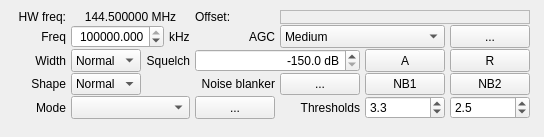
The window that src/qtgui/dockrxopt.ui (shawnj007/gqrx-touch) describes before a commit, drawn with Qt 5.
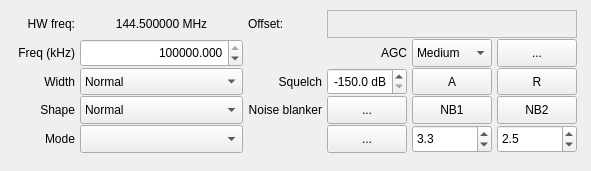
The same window after the commit. Icons and pictures are not drawn. Custom widgets are drawn as their Qt base class.

Commit message: Form sizes reduction

What changed in the file:
```diff
--- a/src/qtgui/dockrxopt.ui
+++ b/src/qtgui/dockrxopt.ui
@@ -6,8 +6,8 @@
    <rect>
     <x>0</x>
     <y>0</y>
-    <width>400</width>
-    <height>125</height>
+    <width>591</width>
+    <height>171</height>
    </rect>
   </property>
   <property name="sizePolicy">
@@ -18,8 +18,8 @@
   </property>
   <property name="minimumSize">
    <size>
-    <width>400</width>
-    <height>125</height>
+    <width>591</width>
+    <height>171</height>
    </size>
   </property>
   <property name="maximumSize">
@@ -50,7 +50,7 @@
    </property>
    <layout class="QVBoxLayout" name="verticalLayout">
     <item>
-     <widget class="QFrame" name="">
+     <widget class="QFrame" name="frame">
       <property name="sizePolicy">
        <sizepolicy hsizetype="MinimumExpanding" vsizetype="MinimumExpanding">
         <horstretch>0</horstretch>
@@ -104,8 +104,8 @@
          </property>
         </widget>
        </item>
-       <item row="5" column="5">
-        <widget class="QLabel" name="nb2Label">
+       <item row="5" column="4">
+        <widget class="QDoubleSpinBox" name="nb1Threshold">
          <property name="sizePolicy">
           <sizepolicy hsizetype="Preferred" vsizetype="MinimumExpanding">
            <horstretch>0</horstretch>
@@ -117,58 +117,21 @@
            <width>0</width>
            <height>0</height>
           </size>
-         </property>
-         <property name="text">
-          <string>Thresholds</string>
-         </property>
-         <property name="alignment">
-          <set>Qt::AlignRight|Qt::AlignTrailing|Qt::AlignVCenter</set>
-         </property>
-        </widget>
-       </item>
-       <item row="3" column="4" colspan="2">
-        <widget class="QDoubleSpinBox" name="sqlSpinBox">
-         <property name="sizePolicy">
-          <sizepolicy hsizetype="Preferred" vsizetype="MinimumExpanding">
-           <horstretch>0</horstretch>
-           <verstretch>0</verstretch>
-          </sizepolicy>
-         </property>
-         <property name="minimumSize">
-          <size>
-           <width>0</width>
-           <height>0</height>
-          </size>
-         </property>
-         <property name="toolTip">
-          <string>Squelch level in dB below full scale</string>
-         </property>
-         <property name="accessibleName">
-          <string>Squelch</string>
-         </property>
-         <property name="alignment">
-          <set>Qt::AlignRight|Qt::AlignTrailing|Qt::AlignVCenter</set>
-         </property>
-         <property name="accelerated">
-          <bool>true</bool>
-         </property>
-         <property name="suffix">
-          <string> dB</string>
          </property>
          <property name="decimals">
           <number>1</number>
          </property>
          <property name="minimum">
-          <double>-150.000000000000000</double>
+          <double>1.000000000000000</double>
          </property>
          <property name="maximum">
-          <double>0.000000000000000</double>
+          <double>20.000000000000000</double>
          </property>
          <property name="singleStep">
           <double>1.000000000000000</double>
          </property>
          <property name="value">
-          <double>-150.000000000000000</double>
+          <double>3.300000000000000</double>
          </property>
         </widget>
        </item>
@@ -251,8 +214,8 @@
          </item>
         </widget>
        </item>
-       <item row="0" column="4">
-        <widget class="QLabel" name="rxFreqLabel_2">
+       <item row="2" column="3">
+        <widget class="QLabel" name="agcLabel">
          <property name="sizePolicy">
           <sizepolicy hsizetype="Preferred" vsizetype="MinimumExpanding">
            <horstretch>0</horstretch>
@@ -269,50 +232,10 @@
           <string>The frequency of the hardware (not including LNB)</string>
          </property>
          <property name="text">
-          <string>Offset:</string>
+          <string>AGC</string>
          </property>
          <property name="alignment">
-          <set>Qt::AlignLeading|Qt::AlignLeft|Qt::AlignVCenter</set>
-         </property>
-        </widget>
-       </item>
-       <item row="4" column="6">
-        <widget class="QPushButton" name="nb1Button">
-         <property name="enabled">
-          <bool>true</bool>
-         </property>
-         <property name="sizePolicy">
-          <sizepolicy hsizetype="Preferred" vsizetype="MinimumExpanding">
-           <horstretch>0</horstretch>
-           <verstretch>0</verstretch>
-          </sizepolicy>
-         </property>
-         <property name="minimumSize">
-          <size>
-           <width>0</width>
-           <height>0</height>
-          </size>
-         </property>
-         <property name="maximumSize">
-          <size>
-           <width>16777215</width>
-           <height>16777215</height>
-          </size>
-         </property>
-         <property name="toolTip">
-          <string>Noise blanker for static type noise</string>
-         </property>
-         <property name="whatsThis">
-          <string/>
-         </property>
-         <property name="accessibleName">
-          <string>Noise blanker 1</string>
-         </property>
-         <property name="text">
-          <string>NB1</string>
-         </property>
-         <property name="checkable">
-          <bool>true</bool>
+          <set>Qt::AlignRight|Qt::AlignTrailing|Qt::AlignVCenter</set>
          </property>
         </widget>
        </item>
@@ -356,8 +279,8 @@
          </item>
         </widget>
        </item>
-       <item row="4" column="2" colspan="3">
-        <widget class="QLabel" name="label_10">
+       <item row="3" column="3">
+        <widget class="QDoubleSpinBox" name="sqlSpinBox">
          <property name="sizePolicy">
           <sizepolicy hsizetype="Preferred" vsizetype="MinimumExpanding">
            <horstretch>0</horstretch>
@@ -373,11 +296,72 @@
          <property name="toolTip">
           <string>Noise blanker settings</string>
          </property>
-         <property name="text">
-          <string>Noise blanker</string>
+         <property name="accessibleName">
+          <string>Squelch</string>
          </property>
          <property name="alignment">
           <set>Qt::AlignRight|Qt::AlignTrailing|Qt::AlignVCenter</set>
+         </property>
+         <property name="accelerated">
+          <bool>true</bool>
+         </property>
+         <property name="suffix">
+          <string> dB</string>
+         </property>
+         <property name="decimals">
+          <number>1</number>
+         </property>
+         <property name="minimum">
+          <double>-150.000000000000000</double>
+         </property>
+         <property name="maximum">
+          <double>0.000000000000000</double>
+         </property>
+         <property name="singleStep">
+          <double>1.000000000000000</double>
+         </property>
+         <property name="value">
+          <double>-150.000000000000000</double>
+         </property>
+        </widget>
+       </item>
+       <item row="2" column="5">
+        <widget class="QPushButton" name="agcButton">
+         <property name="sizePolicy">
+          <sizepolicy hsizetype="Preferred" vsizetype="MinimumExpanding">
+           <horstretch>0</horstretch>
+           <verstretch>0</verstretch>
+          </sizepolicy>
+         </property>
+         <property name="minimumSize">
+          <size>
+           <width>0</width>
+           <height>0</height>
+          </size>
+         </property>
+         <property name="maximumSize">
+          <size>
+           <width>16777215</width>
+           <height>16777215</height>
+          </size>
+         </property>
+         <property name="toolTip">
+          <string>AGC options</string>
+         </property>
+         <property name="accessibleName">
+          <string>AGC options</string>
+         </property>
+         <property name="text">
+          <string>...</string>
+         </property>
+         <property name="iconSize">
+          <size>
+           <width>16</width>
+           <height>16</height>
+          </size>
+         </property>
+         <property name="checked">
+          <bool>false</bool>
          </property>
         </widget>
        </item>
@@ -406,7 +390,336 @@
          </property>
         </widget>
        </item>
-       <item row="4" column="7">
+       <item row="5" column="5">
+        <widget class="QDoubleSpinBox" name="nb2Threshold">
+         <property name="sizePolicy">
+          <sizepolicy hsizetype="Preferred" vsizetype="MinimumExpanding">
+           <horstretch>0</horstretch>
+           <verstretch>0</verstretch>
+          </sizepolicy>
+         </property>
+         <property name="minimumSize">
+          <size>
+           <width>0</width>
+           <height>0</height>
+          </size>
+         </property>
+         <property name="decimals">
+          <number>1</number>
+         </property>
+         <property name="maximum">
+          <double>15.000000000000000</double>
+         </property>
+         <property name="singleStep">
+          <double>0.100000000000000</double>
+         </property>
+         <property name="value">
+          <double>2.500000000000000</double>
+         </property>
+        </widget>
+       </item>
+       <item row="3" column="5">
+        <widget class="QPushButton" name="resetSquelchButton">
+         <property name="sizePolicy">
+          <sizepolicy hsizetype="Preferred" vsizetype="MinimumExpanding">
+           <horstretch>0</horstretch>
+           <verstretch>0</verstretch>
+          </sizepolicy>
+         </property>
+         <property name="minimumSize">
+          <size>
+           <width>0</width>
+           <height>0</height>
+          </size>
+         </property>
+         <property name="maximumSize">
+          <size>
+           <width>16777215</width>
+           <height>16777215</height>
+          </size>
+         </property>
+         <property name="toolTip">
+          <string>Reset squelch to its default value</string>
+         </property>
+         <property name="accessibleName">
+          <string>Auto squelch</string>
+         </property>
+         <property name="text">
+          <string>R</string>
+         </property>
+         <property name="iconSize">
+          <size>
+           <width>16</width>
+           <height>16</height>
+          </size>
+         </property>
+        </widget>
+       </item>
+       <item row="3" column="0">
+        <widget class="QLabel" name="filterLabel">
+         <property name="sizePolicy">
+          <sizepolicy hsizetype="Preferred" vsizetype="MinimumExpanding">
+           <horstretch>0</horstretch>
+           <verstretch>0</verstretch>
+          </sizepolicy>
+         </property>
+         <property name="minimumSize">
+          <size>
+           <width>0</width>
+           <height>0</height>
+          </size>
+         </property>
+         <property name="layoutDirection">
+          <enum>Qt::LeftToRight</enum>
+         </property>
+         <property name="text">
+          <string>Width</string>
+         </property>
+         <property name="alignment">
+          <set>Qt::AlignRight|Qt::AlignTrailing|Qt::AlignVCenter</set>
+         </property>
+        </widget>
+       </item>
+       <item row="4" column="2">
+        <widget class="QLabel" name="label_10">
+         <property name="sizePolicy">
+          <sizepolicy hsizetype="Preferred" vsizetype="MinimumExpanding">
+           <horstretch>0</horstretch>
+           <verstretch>0</verstretch>
+          </sizepolicy>
+         </property>
+         <property name="minimumSize">
+          <size>
+           <width>0</width>
+           <height>0</height>
+          </size>
+         </property>
+         <property name="toolTip">
+          <string>Noise blanker settings</string>
+         </property>
+         <property name="text">
+          <string>Noise blanker</string>
+         </property>
+         <property name="alignment">
+          <set>Qt::AlignRight|Qt::AlignTrailing|Qt::AlignVCenter</set>
+         </property>
+        </widget>
+       </item>
+       <item row="3" column="2">
+        <widget class="QLabel" name="sqlLabel">
+         <property name="sizePolicy">
+          <sizepolicy hsizetype="Preferred" vsizetype="MinimumExpanding">
+           <horstretch>0</horstretch>
+           <verstretch>0</verstretch>
+          </sizepolicy>
+         </property>
+         <property name="minimumSize">
+          <size>
+           <width>0</width>
+           <height>0</height>
+          </size>
+         </property>
+         <property name="toolTip">
+          <string>Squelch level in dB below full scale</string>
+         </property>
+         <property name="text">
+          <string>Squelch</string>
+         </property>
+         <property name="alignment">
+          <set>Qt::AlignRight|Qt::AlignTrailing|Qt::AlignVCenter</set>
+         </property>
+        </widget>
+       </item>
+       <item row="4" column="4">
+        <widget class="QPushButton" name="nb1Button">
+         <property name="enabled">
+          <bool>true</bool>
+         </property>
+         <property name="sizePolicy">
+          <sizepolicy hsizetype="Preferred" vsizetype="MinimumExpanding">
+           <horstretch>0</horstretch>
+           <verstretch>0</verstretch>
+          </sizepolicy>
+         </property>
+         <property name="minimumSize">
+          <size>
+           <width>0</width>
+           <height>0</height>
+          </size>
+         </property>
+         <property name="maximumSize">
+          <size>
+           <width>16777215</width>
+           <height>16777215</height>
+          </size>
+         </property>
+         <property name="toolTip">
+          <string>Noise blanker for static type noise</string>
+         </property>
+         <property name="whatsThis">
+          <string/>
+         </property>
+         <property name="accessibleName">
+          <string>Noise blanker 1</string>
+         </property>
+         <property name="text">
+          <string>NB1</string>
+         </property>
+         <property name="checkable">
+          <bool>true</bool>
+         </property>
+        </widget>
+       </item>
+       <item row="4" column="3">
+        <widget class="QPushButton" name="nbOptButton">
+         <property name="sizePolicy">
+          <sizepolicy hsizetype="Preferred" vsizetype="MinimumExpanding">
+           <horstretch>0</horstretch>
+           <verstretch>0</verstretch>
+          </sizepolicy>
+         </property>
+         <property name="minimumSize">
+          <size>
+           <width>0</width>
+           <height>0</height>
+          </size>
+         </property>
+         <property name="maximumSize">
+          <size>
+           <width>16777215</width>
+           <height>16777215</height>
+          </size>
+         </property>
+         <property name="toolTip">
+          <string>Noise blanker options</string>
+         </property>
+         <property name="whatsThis">
+          <string>Noise blanker options</string>
+         </property>
+         <property name="accessibleName">
+          <string>Noise blanker options</string>
+         </property>
+         <property name="text">
+          <string>...</string>
+         </property>
+        </widget>
+       </item>
+       <item row="2" column="0">
+        <widget class="QLabel" name="label_11">
+         <property name="sizePolicy">
+          <sizepolicy hsizetype="Preferred" vsizetype="MinimumExpanding">
+           <horstretch>0</horstretch>
+           <verstretch>0</verstretch>
+          </sizepolicy>
+         </property>
+         <property name="minimumSize">
+          <size>
+           <width>0</width>
+           <height>0</height>
+          </size>
+         </property>
+         <property name="text">
+          <string>Freq (kHz)</string>
+         </property>
+         <property name="alignment">
+          <set>Qt::AlignRight|Qt::AlignTrailing|Qt::AlignVCenter</set>
+         </property>
+        </widget>
+       </item>
+       <item row="2" column="4">
+        <widget class="QComboBox" name="agcPresetCombo">
+         <property name="enabled">
+          <bool>true</bool>
+         </property>
+         <property name="sizePolicy">
+          <sizepolicy hsizetype="Preferred" vsizetype="MinimumExpanding">
+           <horstretch>0</horstretch>
+           <verstretch>0</verstretch>
+          </sizepolicy>
+         </property>
+         <property name="minimumSize">
+          <size>
+           <width>0</width>
+           <height>0</height>
+          </size>
+         </property>
+         <property name="toolTip">
+          <string>AGC presets</string>
+         </property>
+         <property name="accessibleName">
+          <string>AGC</string>
+         </property>
+         <property name="currentIndex">
+          <number>1</number>
+         </property>
+         <item>
+          <property name="text">
+           <string>Fast</string>
+          </property>
+         </item>
+         <item>
+          <property name="text">
+           <string>Medium</string>
+          </property>
+         </item>
+         <item>
+          <property name="text">
+           <string>Slow</string>
+          </property>
+         </item>
+         <item>
+          <property name="text">
+           <string>User</string>
+          </property>
+         </item>
+         <item>
+          <property name="text">
+           <string>Off</string>
+          </property>
+         </item>
+        </widget>
+       </item>
+       <item row="5" column="3">
+        <widget class="QPushButton" name="modeButton">
+         <property name="sizePolicy">
+          <sizepolicy hsizetype="Preferred" vsizetype="MinimumExpanding">
+           <horstretch>0</horstretch>
+           <verstretch>0</verstretch>
+          </sizepolicy>
+         </property>
+         <property name="minimumSize">
+          <size>
+           <width>0</width>
+           <height>0</height>
+          </size>
+         </property>
+         <property name="maximumSize">
+          <size>
+           <width>16777215</width>
+           <height>16777215</height>
+          </size>
+         </property>
+         <property name="toolTip">
+          <string>Demodulator options</string>
+         </property>
+         <property name="accessibleName">
+          <string>Mode options</string>
+         </property>
+         <property name="text">
+          <string>...</string>
+         </property>
+         <property name="iconSize">
+          <size>
+           <width>16</width>
+           <height>16</height>
+          </size>
+         </property>
+         <property name="checked">
+          <bool>false</bool>
+         </property>
+        </widget>
+       </item>
+       <item row="4" column="5">
         <widget class="QPushButton" name="nb2Button">
          <property name="enabled">
           <bool>true</bool>
@@ -446,7 +759,38 @@
          </property>
         </widget>
        </item>
-       <item row="2" column="1" colspan="2">
+       <item row="3" column="4">
+        <widget class="QPushButton" name="autoSquelchButton">
+         <property name="sizePolicy">
+          <sizepolicy hsizetype="Preferred" vsizetype="MinimumExpanding">
+           <horstretch>0</horstretch>
+           <verstretch>0</verstretch>
+          </sizepolicy>
+         </property>
+         <property name="minimumSize">
+          <size>
+           <width>0</width>
+           <height>0</height>
+          </size>
+         </property>
+         <property name="toolTip">
+          <string>Set squelch to the current signal or noise level</string>
+         </property>
+         <property name="accessibleName">
+          <string>Auto squelch</string>
+         </property>
+         <property name="text">
+          <string>A</string>
+         </property>
+         <property name="iconSize">
+          <size>
+           <width>16</width>
+           <height>16</height>
+          </size>
+         </property>
+        </widget>
+       </item>
+       <item row="2" column="1">
         <widget class="QDoubleSpinBox" name="freqSpinBox">
          <property name="sizePolicy">
           <sizepolicy hsizetype="Preferred" vsizetype="MinimumExpanding">
@@ -483,7 +827,88 @@
          </property>
         </widget>
        </item>
-       <item row="0" column="5" colspan="3">
+       <item row="0" column="1">
+        <widget class="QLabel" name="hwFreq">
+         <property name="sizePolicy">
+          <sizepolicy hsizetype="MinimumExpanding" vsizetype="MinimumExpanding">
+           <horstretch>0</horstretch>
+           <verstretch>0</verstretch>
+          </sizepolicy>
+         </property>
+         <property name="minimumSize">
+          <size>
+           <width>0</width>
+           <height>0</height>
+          </size>
+         </property>
+         <property name="toolTip">
+          <string>The frequency of the hardware (not including LNB)</string>
+         </property>
+         <property name="text">
+          <string>144.500000 MHz</string>
+         </property>
+         <property name="alignment">
+          <set>Qt::AlignCenter</set>
+         </property>
+        </widget>
+       </item>
+       <item row="5" column="1">
+        <widget class="QComboBox" name="modeSelector">
+         <property name="sizePolicy">
+          <sizepolicy hsizetype="Preferred" vsizetype="MinimumExpanding">
+           <horstretch>0</horstretch>
+           <verstretch>0</verstretch>
+          </sizepolicy>
+         </property>
+         <property name="minimumSize">
+          <size>
+           <width>0</width>
+           <height>0</height>
+          </size>
+         </property>
+         <property name="toolTip">
+          <string>Demodulator type (mode)</string>
+         </property>
+         <property name="statusTip">
+          <string>Demodulator type (mode)</string>
+         </property>
+         <property name="accessibleName">
+          <string>Mode</string>
+         </property>
+         <property name="currentIndex">
+          <number>-1</number>
+         </property>
+         <property name="maxVisibleItems">
+          <number>30</number>
+         </property>
+        </widget>
+       </item>
+       <item row="0" column="2">
+        <widget class="QLabel" name="rxFreqLabel_2">
+         <property name="sizePolicy">
+          <sizepolicy hsizetype="Preferred" vsizetype="MinimumExpanding">
+           <horstretch>0</horstretch>
+           <verstretch>0</verstretch>
+          </sizepolicy>
+         </property>
+         <property name="minimumSize">
+          <size>
+           <width>0</width>
+           <height>0</height>
+          </size>
+         </property>
+         <property name="toolTip">
+          <string>The frequency of the hardware (not including LNB)</string>
+         </property>
+         <property name="text">
+          <string>Offset:</string>
+         </property>
+         <property name="alignment">
+          <set>Qt::AlignLeading|Qt::AlignLeft|Qt::AlignVCenter</set>
+         </property>
+        </widget>
+       </item>
+       <item row="0" column="3" colspan="3">
         <widget class="CFreqCtrl" name="filterFreq">
          <property name="sizePolicy">
           <sizepolicy hsizetype="MinimumExpanding" vsizetype="MinimumExpanding">
@@ -518,475 +943,6 @@
          </property>
         </widget>
        </item>
-       <item row="5" column="1" colspan="3">
-        <widget class="QComboBox" name="modeSelector">
-         <property name="sizePolicy">
-          <sizepolicy hsizetype="Preferred" vsizetype="MinimumExpanding">
-           <horstretch>0</horstretch>
-           <verstretch>0</verstretch>
-          </sizepolicy>
-         </property>
-         <property name="minimumSize">
-          <size>
-           <width>0</width>
-           <height>0</height>
-          </size>
-         </property>
-         <property name="toolTip">
-          <string>Demodulator type (mode)</string>
-         </property>
-         <property name="statusTip">
-          <string>Demodulator type (mode)</string>
-         </property>
-         <property name="accessibleName">
-          <string>Mode</string>
-         </property>
-         <property name="currentIndex">
-          <number>-1</number>
-         </property>
-         <property name="maxVisibleItems">
-          <number>30</number>
-         </property>
-        </widget>
-       </item>
-       <item row="5" column="6">
-        <widget class="QDoubleSpinBox" name="nb1Threshold">
-         <property name="sizePolicy">
-          <sizepolicy hsizetype="Preferred" vsizetype="MinimumExpanding">
-           <horstretch>0</horstretch>
-           <verstretch>0</verstretch>
-          </sizepolicy>
-         </property>
-         <property name="minimumSize">
-          <size>
-           <width>0</width>
-           <height>0</height>
-          </size>
-         </property>
-         <property name="decimals">
-          <number>1</number>
-         </property>
-         <property name="minimum">
-          <double>1.000000000000000</double>
-         </property>
-         <property name="maximum">
-          <double>20.000000000000000</double>
-         </property>
-         <property name="singleStep">
-          <double>0.100000000000000</double>
-         </property>
-         <property name="value">
-          <double>3.300000000000000</double>
-         </property>
-        </widget>
-       </item>
-       <item row="3" column="6">
-        <widget class="QPushButton" name="autoSquelchButton">
-         <property name="sizePolicy">
-          <sizepolicy hsizetype="Preferred" vsizetype="MinimumExpanding">
-           <horstretch>0</horstretch>
-           <verstretch>0</verstretch>
-          </sizepolicy>
-         </property>
-         <property name="minimumSize">
-          <size>
-           <width>0</width>
-           <height>0</height>
-          </size>
-         </property>
-         <property name="maximumSize">
-          <size>
-           <width>16777215</width>
-           <height>16777215</height>
-          </size>
-         </property>
-         <property name="toolTip">
-          <string>Set squelch to the current signal or noise level</string>
-         </property>
-         <property name="accessibleName">
-          <string>Auto squelch</string>
-         </property>
-         <property name="text">
-          <string>A</string>
-         </property>
-         <property name="iconSize">
-          <size>
-           <width>16</width>
-           <height>16</height>
-          </size>
-         </property>
-        </widget>
-       </item>
-       <item row="2" column="4">
-        <widget class="QLabel" name="agcLabel">
-         <property name="sizePolicy">
-          <sizepolicy hsizetype="Preferred" vsizetype="MinimumExpanding">
-           <horstretch>0</horstretch>
-           <verstretch>0</verstretch>
-          </sizepolicy>
-         </property>
-         <property name="minimumSize">
-          <size>
-           <width>0</width>
-           <height>0</height>
-          </size>
-         </property>
-         <property name="text">
-          <string>AGC</string>
-         </property>
-         <property name="alignment">
-          <set>Qt::AlignRight|Qt::AlignTrailing|Qt::AlignVCenter</set>
-         </property>
-        </widget>
-       </item>
-       <item row="3" column="7">
-        <widget class="QPushButton" name="resetSquelchButton">
-         <property name="sizePolicy">
-          <sizepolicy hsizetype="Preferred" vsizetype="MinimumExpanding">
-           <horstretch>0</horstretch>
-           <verstretch>0</verstretch>
-          </sizepolicy>
-         </property>
-         <property name="minimumSize">
-          <size>
-           <width>0</width>
-           <height>0</height>
-          </size>
-         </property>
-         <property name="maximumSize">
-          <size>
-           <width>16777215</width>
-           <height>16777215</height>
-          </size>
-         </property>
-         <property name="toolTip">
-          <string>Reset squelch to its default value</string>
-         </property>
-         <property name="accessibleName">
-          <string>Auto squelch</string>
-         </property>
-         <property name="text">
-          <string>R</string>
-         </property>
-         <property name="iconSize">
-          <size>
-           <width>16</width>
-           <height>16</height>
-          </size>
-         </property>
-        </widget>
-       </item>
-       <item row="5" column="4">
-        <widget class="QPushButton" name="modeButton">
-         <property name="sizePolicy">
-          <sizepolicy hsizetype="Preferred" vsizetype="MinimumExpanding">
-           <horstretch>0</horstretch>
-           <verstretch>0</verstretch>
-          </sizepolicy>
-         </property>
-         <property name="minimumSize">
-          <size>
-           <width>0</width>
-           <height>0</height>
-          </size>
-         </property>
-         <property name="maximumSize">
-          <size>
-           <width>16777215</width>
-           <height>16777215</height>
-          </size>
-         </property>
-         <property name="toolTip">
-          <string>Demodulator options</string>
-         </property>
-         <property name="accessibleName">
-          <string>Mode options</string>
-         </property>
-         <property name="text">
-          <string>...</string>
-         </property>
-         <property name="iconSize">
-          <size>
-           <width>16</width>
-           <height>16</height>
-          </size>
-         </property>
-         <property name="checked">
-          <bool>false</bool>
-         </property>
-        </widget>
-       </item>
-       <item row="2" column="5" colspan="2">
-        <widget class="QComboBox" name="agcPresetCombo">
-         <property name="enabled">
-          <bool>true</bool>
-         </property>
-         <property name="sizePolicy">
-          <sizepolicy hsizetype="Preferred" vsizetype="MinimumExpanding">
-           <horstretch>0</horstretch>
-           <verstretch>0</verstretch>
-          </sizepolicy>
-         </property>
-         <property name="minimumSize">
-          <size>
-           <width>0</width>
-           <height>0</height>
-          </size>
-         </property>
-         <property name="toolTip">
-          <string>AGC presets</string>
-         </property>
-         <property name="accessibleName">
-          <string>AGC</string>
-         </property>
-         <property name="currentIndex">
-          <number>1</number>
-         </property>
-         <item>
-          <property name="text">
-           <string>Fast</string>
-          </property>
-         </item>
-         <item>
-          <property name="text">
-           <string>Medium</string>
-          </property>
-         </item>
-         <item>
-          <property name="text">
-           <string>Slow</string>
-          </property>
-         </item>
-         <item>
-          <property name="text">
-           <string>User</string>
-          </property>
-         </item>
-         <item>
-          <property name="text">
-           <string>Off</string>
-          </property>
-         </item>
-        </widget>
-       </item>
-       <item row="3" column="0">
-        <widget class="QLabel" name="filterLabel">
-         <property name="sizePolicy">
-          <sizepolicy hsizetype="Preferred" vsizetype="MinimumExpanding">
-           <horstretch>0</horstretch>
-           <verstretch>0</verstretch>
-          </sizepolicy>
-         </property>
-         <property name="minimumSize">
-          <size>
-           <width>0</width>
-           <height>0</height>
-          </size>
-         </property>
-         <property name="layoutDirection">
-          <enum>Qt::LeftToRight</enum>
-         </property>
-         <property name="text">
-          <string>Width</string>
-         </property>
-         <property name="alignment">
-          <set>Qt::AlignRight|Qt::AlignTrailing|Qt::AlignVCenter</set>
-         </property>
-        </widget>
-       </item>
-       <item row="2" column="7">
-        <widget class="QPushButton" name="agcButton">
-         <property name="sizePolicy">
-          <sizepolicy hsizetype="Preferred" vsizetype="MinimumExpanding">
-           <horstretch>0</horstretch>
-           <verstretch>0</verstretch>
-          </sizepolicy>
-         </property>
-         <property name="minimumSize">
-          <size>
-           <width>0</width>
-           <height>0</height>
-          </size>
-         </property>
-         <property name="maximumSize">
-          <size>
-           <width>16777215</width>
-           <height>16777215</height>
-          </size>
-         </property>
-         <property name="toolTip">
-          <string>AGC options</string>
-         </property>
-         <property name="accessibleName">
-          <string>AGC options</string>
-         </property>
-         <property name="text">
-          <string>...</string>
-         </property>
-         <property name="iconSize">
-          <size>
-           <width>16</width>
-           <height>16</height>
-          </size>
-         </property>
-         <property name="checked">
-          <bool>false</bool>
-         </property>
-        </widget>
-       </item>
-       <item row="4" column="5">
-        <widget class="QPushButton" name="nbOptButton">
-         <property name="sizePolicy">
-          <sizepolicy hsizetype="Preferred" vsizetype="MinimumExpanding">
-           <horstretch>0</horstretch>
-           <verstretch>0</verstretch>
-          </sizepolicy>
-         </property>
-         <property name="minimumSize">
-          <size>
-           <width>0</width>
-           <height>0</height>
-          </size>
-         </property>
-         <property name="maximumSize">
-          <size>
-           <width>16777215</width>
-           <height>16777215</height>
-          </size>
-         </property>
-         <property name="toolTip">
-          <string>Noise blanker options</string>
-         </property>
-         <property name="whatsThis">
-          <string>Noise blanker options</string>
-         </property>
-         <property name="accessibleName">
-          <string>Noise blanker options</string>
-         </property>
-         <property name="text">
-          <string>...</string>
-         </property>
-        </widget>
-       </item>
-       <item row="0" column="1" colspan="3">
-        <widget class="QLabel" name="hwFreq">
-         <property name="sizePolicy">
-          <sizepolicy hsizetype="MinimumExpanding" vsizetype="MinimumExpanding">
-           <horstretch>0</horstretch>
-           <verstretch>0</verstretch>
-          </sizepolicy>
-         </property>
-         <property name="minimumSize">
-          <size>
-           <width>0</width>
-           <height>0</height>
-          </size>
-         </property>
-         <property name="toolTip">
-          <string>The frequency of the hardware (not including LNB)</string>
-         </property>
-         <property name="text">
-          <string>144.500000 MHz</string>
-         </property>
-         <property name="alignment">
-          <set>Qt::AlignCenter</set>
-         </property>
-        </widget>
-       </item>
-       <item row="5" column="7">
-        <widget class="QDoubleSpinBox" name="nb2Threshold">
-         <property name="sizePolicy">
-          <sizepolicy hsizetype="Preferred" vsizetype="MinimumExpanding">
-           <horstretch>0</horstretch>
-           <verstretch>0</verstretch>
-          </sizepolicy>
-         </property>
-         <property name="minimumSize">
-          <size>
-           <width>0</width>
-           <height>0</height>
-          </size>
-         </property>
-         <property name="decimals">
-          <number>1</number>
-         </property>
-         <property name="maximum">
-          <double>15.000000000000000</double>
-         </property>
-         <property name="singleStep">
-          <double>0.100000000000000</double>
-         </property>
-         <property name="value">
-          <double>2.500000000000000</double>
-         </property>
-        </widget>
-       </item>
-       <item row="2" column="0">
-        <widget class="QLabel" name="label_11">
-         <property name="sizePolicy">
-          <sizepolicy hsizetype="Preferred" vsizetype="MinimumExpanding">
-           <horstretch>0</horstretch>
-           <verstretch>0</verstretch>
-          </sizepolicy>
-         </property>
-         <property name="minimumSize">
-          <size>
-           <width>0</width>
-           <height>0</height>
-          </size>
-         </property>
-         <property name="text">
-          <string>Freq</string>
-         </property>
-         <property name="alignment">
-          <set>Qt::AlignRight|Qt::AlignTrailing|Qt::AlignVCenter</set>
-         </property>
-        </widget>
-       </item>
-       <item row="3" column="2" colspan="2">
-        <widget class="QLabel" name="sqlLabel">
-         <property name="sizePolicy">
-          <sizepolicy hsizetype="Preferred" vsizetype="MinimumExpanding">
-           <horstretch>0</horstretch>
-           <verstretch>0</verstretch>
-          </sizepolicy>
-         </property>
-         <property name="minimumSize">
-          <size>
-           <width>0</width>
-           <height>0</height>
-          </size>
-         </property>
-         <property name="toolTip">
-          <string>Squelch level in dB below full scale</string>
-         </property>
-         <property name="text">
-          <string>Squelch</string>
-         </property>
-         <property name="alignment">
-          <set>Qt::AlignRight|Qt::AlignTrailing|Qt::AlignVCenter</set>
-         </property>
-        </widget>
-       </item>
-       <item row="2" column="3">
-        <widget class="QLabel" name="label_12">
-         <property name="sizePolicy">
-          <sizepolicy hsizetype="Preferred" vsizetype="MinimumExpanding">
-           <horstretch>0</horstretch>
-           <verstretch>0</verstretch>
-          </sizepolicy>
-         </property>
-         <property name="minimumSize">
-          <size>
-           <width>0</width>
-           <height>0</height>
-          </size>
-         </property>
-         <property name="text">
-          <string>kHz</string>
-         </property>
-        </widget>
-       </item>
       </layout>
      </widget>
     </item>
```
Left out of the diff: 7 changed lines with no effect on the pictures. The commit also changes 1 other file.
